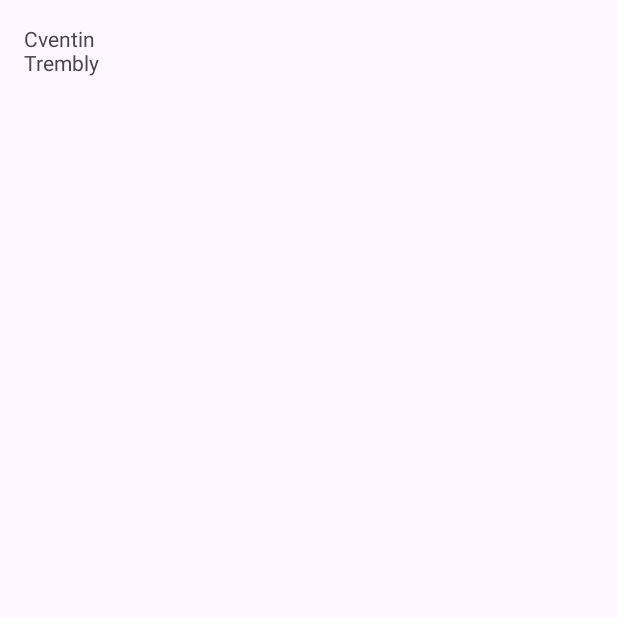
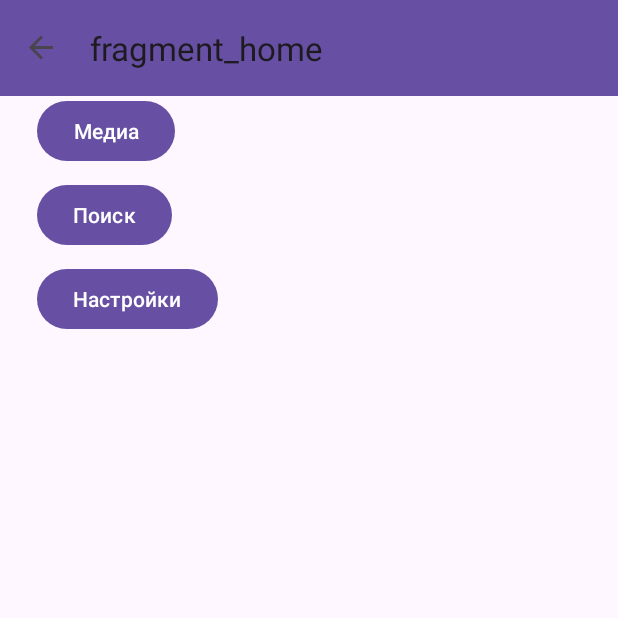
Before and after one commit to M-D-Suttckliffe/MusicNote, an Android app: the screen it shows after launch (MainActivity), on a phone screen of 412 x 824 dp, the top half of it. Before the commit the part shown is almost empty. Run offline under Robolectric (Android 15) with nearby library versions, the phone set to English and light mode, and no system bars; our stand-ins replace navigation-ui.

Commit message:
new: добавление первичной навигации

```diff
--- a/app/build.gradle.kts
+++ b/app/build.gradle.kts
@@ -42,10 +42,12 @@ dependencies {
     implementation(libs.material)
     implementation(libs.androidx.activity)
     implementation(libs.androidx.constraintlayout)
+    implementation(libs.androidx.preference)
     testImplementation(libs.junit)
     androidTestImplementation(libs.androidx.junit)
     androidTestImplementation(libs.androidx.espresso.core)
 
     implementation("androidx.navigation:navigation-fragment-ktx:2.5.2")
     implementation("androidx.navigation:navigation-ui-ktx:2.5.2")
+    implementation ("com.google.android.material:material:1.12.0")
 }
--- a/app/src/main/AndroidManifest.xml
+++ b/app/src/main/AndroidManifest.xml
@@ -1,6 +1,9 @@
 <?xml version="1.0" encoding="utf-8"?>
 <manifest xmlns:android="http://schemas.android.com/apk/res/android"
     xmlns:tools="http://schemas.android.com/tools">
+
+    <uses-permission android:name="android.permission.READ_EXTERNAL_STORAGE" />
+
 
     <application
         android:allowBackup="true"
--- a/app/src/main/java/com/music/musicnote/HomeFragment.kt
+++ b/app/src/main/java/com/music/musicnote/HomeFragment.kt
@@ -1,59 +1,31 @@
 package com.music.musicnote
 
+import android.content.ClipData.Item
 import android.os.Bundle
 import androidx.fragment.app.Fragment
 import android.view.LayoutInflater
 import android.view.View
 import android.view.ViewGroup
+import android.widget.Button
+import androidx.navigation.fragment.findNavController
 
-// TODO: Rename parameter arguments, choose names that match
-// the fragment initialization parameters, e.g. ARG_ITEM_NUMBER
-private const val ARG_PARAM1 = "param1"
-private const val ARG_PARAM2 = "param2"
+class HomeFragment : Fragment() {
 
-/**
- * A simple [Fragment] subclass.
- * Use the [HomeFragment.newInstance] factory method to
- * create an instance of this fragment.
- */
-class HomeFragment : Fragment() {
-    // TODO: Rename and change types of parameters
-    private var param1: String? = null
-    private var param2: String? = null
-
-    override fun onCreate(savedInstanceState: Bundle?) {
-        super.onCreate(savedInstanceState)
-        arguments?.let {
-            param1 = it.getString(ARG_PARAM1)
-            param2 = it.getString(ARG_PARAM2)
-        }
-    }
-
-    override fun onCreateView(
-        inflater: LayoutInflater, container: ViewGroup?,
-        savedInstanceState: Bundle?
-    ): View? {
-        // Inflate the layout for this fragment
+    override fun onCreateView(inflater: LayoutInflater, container: ViewGroup?, savedInstanceState: Bundle?): View? {
         return inflater.inflate(R.layout.fragment_home, container, false)
     }
 
-    companion object {
-        /**
-         * Use this factory method to create a new instance of
-         * this fragment using the provided parameters.
-         *
-         * @param param1 Parameter 1.
-         * @param param2 Parameter 2.
-         * @return A new instance of fragment HomeFragment.
-         */
-        // TODO: Rename and change types and number of parameters
-        @JvmStatic
-        fun newInstance(param1: String, param2: String) =
-            HomeFragment().apply {
-                arguments = Bundle().apply {
-                    putString(ARG_PARAM1, param1)
-                    putString(ARG_PARAM2, param2)
-                }
-            }
+    override fun onViewCreated(view: View, savedInstanceState: Bundle?) {
+        super.onViewCreated(view, savedInstanceState)
+
+        val mediaBtn = view.findViewById<Button>(R.id.mediaButton)
+        val searchBtn = view.findViewById<Button>(R.id.searchButton)
+        val settingsBtn = view.findViewById<Button>(R.id.settingsButton)
+
+        val controller = findNavController()
+
+        mediaBtn.setOnClickListener { controller.navigate(R.id.mediaFragment)}
+        searchBtn.setOnClickListener { controller.navigate(R.id.searchFragment)}
+        settingsBtn.setOnClickListener { controller.navigate(R.id.settingsFragment)}
     }
 }
--- a/app/src/main/java/com/music/musicnote/MainActivity.kt
+++ b/app/src/main/java/com/music/musicnote/MainActivity.kt
@@ -1,20 +1,54 @@
 package com.music.musicnote
 
+import android.content.ContentResolver
+import android.content.Context
+import android.content.pm.PackageManager
+import android.database.Cursor
+import android.net.Uri
+import android.os.Build
 import android.os.Bundle
+import android.view.View
+import android.widget.ArrayAdapter
+import android.widget.Button
+import android.widget.ListView
 import androidx.activity.enableEdgeToEdge
 import androidx.appcompat.app.AppCompatActivity
+import androidx.appcompat.widget.Toolbar
+import androidx.core.app.ActivityCompat
 import androidx.core.view.ViewCompat
 import androidx.core.view.WindowInsetsCompat
+import androidx.drawerlayout.widget.DrawerLayout
+import androidx.navigation.findNavController
+import androidx.navigation.fragment.findNavController
+import androidx.navigation.ui.AppBarConfiguration
+import androidx.navigation.ui.setupActionBarWithNavController
+import androidx.navigation.ui.setupWithNavController
+import com.google.android.material.navigation.NavigationView
+
 
 class MainActivity : AppCompatActivity() {
+
+    private lateinit var appBarConfiguration: AppBarConfiguration
+
     override fun onCreate(savedInstanceState: Bundle?) {
         super.onCreate(savedInstanceState)
-        enableEdgeToEdge()
         setContentView(R.layout.activity_main)
-        ViewCompat.setOnApplyWindowInsetsListener(findViewById(R.id.main)) { v, insets ->
-            val systemBars = insets.getInsets(WindowInsetsCompat.Type.systemBars())
-            v.setPadding(systemBars.left, systemBars.top, systemBars.right, systemBars.bottom)
-            insets
-        }
+
+        val toolbar: Toolbar = findViewById(R.id.toolbar)
+        setSupportActionBar(toolbar)
+        val drawerLayout: DrawerLayout = findViewById(R.id.drawer_layout)
+        val navView: NavigationView = findViewById(R.id.nav_view)
+        val navController = findNavController(R.id.nav_host_fragment)
+
+        appBarConfiguration = AppBarConfiguration(setOf(
+            R.id.nav_media, R.id.nav_search, R.id.nav_settings), drawerLayout)
+        setupActionBarWithNavController(navController, appBarConfiguration)
+        navView.setupWithNavController(navController)
     }
+
+    override fun onSupportNavigateUp(): Boolean {
+        val controller = findNavController(R.id.nav_host_fragment)
+        return controller.navigateUp() || super.onSupportNavigateUp()
+    }
+
 }
--- a/app/src/main/res/layout/activity_main.xml
+++ b/app/src/main/res/layout/activity_main.xml
@@ -1,20 +1,56 @@
 <?xml version="1.0" encoding="utf-8"?>
-<androidx.constraintlayout.widget.ConstraintLayout xmlns:android="http://schemas.android.com/apk/res/android"
+<androidx.drawerlayout.widget.DrawerLayout xmlns:android="http://schemas.android.com/apk/res/android"
     xmlns:app="http://schemas.android.com/apk/res-auto"
     xmlns:tools="http://schemas.android.com/tools"
-    android:id="@+id/main"
+    android:id="@+id/drawer_layout"
     android:layout_width="match_parent"
     android:layout_height="match_parent"
-    tools:context=".MainActivity">
+    android:fitsSystemWindows="true"
+    tools:openDrawer="start">
 
-    <TextView
-        android:layout_width="99dp"
-        android:layout_height="47dp"
-        android:layout_marginTop="16dp"
-        android:text="Cventin Trembly"
-        app:layout_constraintEnd_toEndOf="parent"
-        app:layout_constraintHorizontal_bias="0.051"
-        app:layout_constraintStart_toStartOf="parent"
-        app:layout_constraintTop_toTopOf="parent" />
+    <androidx.constraintlayout.widget.ConstraintLayout
+        android:layout_width="match_parent"
+        android:layout_height="match_parent">
 
-</androidx.constraintlayout.widget.ConstraintLayout>
+        <include
+            layout="@layout/app_bar_home"
+            android:layout_width="match_parent"
+            android:layout_height="match_parent"
+            tools:layout_editor_absoluteX="39dp"
+            tools:layout_editor_absoluteY="84dp" />
+
+        <androidx.constraintlayout.widget.ConstraintLayout
+            android:layout_width="394dp"
+            android:layout_height="642dp"
+            app:layout_constraintBottom_toBottomOf="parent"
+            app:layout_constraintEnd_toEndOf="parent"
+            app:layout_constraintHorizontal_bias="0.47"
+            app:layout_constraintStart_toStartOf="parent"
+            app:layout_constraintTop_toTopOf="parent"
+            app:layout_constraintVertical_bias="0.26">
+
+            <fragment
+                android:id="@+id/nav_host_fragment"
+                android:name="androidx.navigation.fragment.NavHostFragment"
+                android:layout_width="match_parent"
+                android:layout_height="match_parent"
+                app:defaultNavHost="true"
+                app:layout_constraintBottom_toBottomOf="parent"
+                app:layout_constraintEnd_toEndOf="parent"
+                app:layout_constraintStart_toStartOf="parent"
+                app:layout_constraintTop_toTopOf="parent"
+                app:navGraph="@navigation/home_nav" />
+        </androidx.constraintlayout.widget.ConstraintLayout>
+
+    </androidx.constraintlayout.widget.ConstraintLayout>
+
+        <com.google.android.material.navigation.NavigationView
+        android:id="@+id/nav_view"
+        android:layout_width="wrap_content"
+        android:layout_height="match_parent"
+        android:layout_gravity="start"
+        android:fitsSystemWindows="true"
+        app:headerLayout="@layout/nav_header_home"
+        app:menu="@menu/drawer_menu" />
+
+</androidx.drawerlayout.widget.DrawerLayout>
--- /dev/null
+++ b/app/src/main/res/layout/app_bar_home.xml
@@ -0,0 +1,21 @@
+<?xml version="1.0" encoding="utf-8"?>
+<androidx.constraintlayout.widget.ConstraintLayout xmlns:android="http://schemas.android.com/apk/res/android"
+    xmlns:app="http://schemas.android.com/apk/res-auto"
+    xmlns:tools="http://schemas.android.com/tools"
+    android:layout_width="match_parent"
+    android:layout_height="match_parent"
+    tools:context=".MainActivity">
+
+    <com.google.android.material.appbar.AppBarLayout
+        android:layout_width="match_parent"
+        android:layout_height="wrap_content"
+        app:layout_constraintTop_toTopOf="parent">
+
+        <androidx.appcompat.widget.Toolbar
+            android:id="@+id/toolbar"
+            android:layout_width="match_parent"
+            android:layout_height="?attr/actionBarSize"
+            android:background="?attr/colorPrimary" />
+    </com.google.android.material.appbar.AppBarLayout>
+
+</androidx.constraintlayout.widget.ConstraintLayout>
--- a/app/src/main/res/layout/fragment_home.xml
+++ b/app/src/main/res/layout/fragment_home.xml
@@ -1,14 +1,38 @@
 <?xml version="1.0" encoding="utf-8"?>
-<FrameLayout xmlns:android="http://schemas.android.com/apk/res/android"
+<androidx.constraintlayout.widget.ConstraintLayout xmlns:android="http://schemas.android.com/apk/res/android"
+    xmlns:app="http://schemas.android.com/apk/res-auto"
     xmlns:tools="http://schemas.android.com/tools"
+    android:id="@+id/homeFrameLayout"
     android:layout_width="match_parent"
     android:layout_height="match_parent"
     tools:context=".HomeFragment">
 
-    <!-- TODO: Update blank fragment layout -->
-    <TextView
-        android:layout_width="match_parent"
-        android:layout_height="match_parent"
-        android:text="@string/hello_blank_fragment" />
+    <Button
+        android:id="@+id/mediaButton"
+        android:layout_width="wrap_content"
+        android:layout_height="wrap_content"
+        android:layout_marginStart="16dp"
+        android:layout_marginTop="16dp"
+        android:text="Медиа"
+        app:layout_constraintStart_toStartOf="parent"
+        app:layout_constraintTop_toTopOf="parent" />
 
-</FrameLayout>
+    <Button
+        android:id="@+id/settingsButton"
+        android:layout_width="wrap_content"
+        android:layout_height="wrap_content"
+        android:layout_marginTop="8dp"
+        android:text="Настройки"
+        app:layout_constraintStart_toStartOf="@+id/searchButton"
+        app:layout_constraintTop_toBottomOf="@+id/searchButton" />
+
+    <Button
+        android:id="@+id/searchButton"
+        android:layout_width="wrap_content"
+        android:layout_height="wrap_content"
+        android:layout_marginTop="8dp"
+        android:text="Поиск"
+        app:layout_constraintStart_toStartOf="@+id/mediaButton"
+        app:layout_constraintTop_toBottomOf="@+id/mediaButton" />
+
+</androidx.constraintlayout.widget.ConstraintLayout>
--- /dev/null
+++ b/app/src/main/res/menu/drawer_menu.xml
@@ -0,0 +1,16 @@
+<?xml version="1.0" encoding="utf-8"?>
+<menu xmlns:android="http://schemas.android.com/apk/res/android"
+    xmlns:tools="http://schemas.android.com/tools"
+    tools:showIn="navigation_view">
+    <group android:checkableBehavior="single">
+        <item
+            android:id="@+id/nav_media"
+            android:title="Медиа" />
+        <item
+            android:id="@+id/nav_search"
+            android:title="Поиск" />
+        <item
+            android:id="@+id/nav_settings"
+            android:title="Настройки" />
+    </group>
+</menu>
--- /dev/null
+++ b/app/src/main/res/navigation/home_nav.xml
@@ -0,0 +1,38 @@
+<?xml version="1.0" encoding="utf-8"?>
+<navigation xmlns:android="http://schemas.android.com/apk/res/android"
+    xmlns:app="http://schemas.android.com/apk/res-auto"
+    xmlns:tools="http://schemas.android.com/tools"
+    android:id="@+id/home_nav"
+    app:startDestination="@id/homeFragment">
+
+    <fragment
+        android:id="@+id/homeFragment"
+        android:name="com.music.musicnote.HomeFragment"
+        android:label="fragment_home"
+        tools:layout="@layout/fragment_home" >
+        <action
+            android:id="@+id/action_homeFragment_to_settingsFragment"
+            app:destination="@id/settingsFragment" />
+        <action
+            android:id="@+id/action_homeFragment_to_mediaFragment"
+            app:destination="@id/mediaFragment" />
+        <action
+            android:id="@+id/action_homeFragment_to_searchFragment"
+            app:destination="@id/searchFragment" />
+    </fragment>
+    <fragment
+        android:id="@+id/mediaFragment"
+        android:name="com.music.musicnote.MediaFragment"
+        android:label="fragment_media"
+        tools:layout="@layout/fragment_media" />
+    <fragment
+        android:id="@+id/settingsFragment"
+        android:name="com.music.musicnote.SettingsFragment"
+        android:label="fragment_settings"
+        tools:layout="@layout/fragment_settings" />
+    <fragment
+        android:id="@+id/searchFragment"
+        android:name="com.music.musicnote.SearchFragment"
+        android:label="fragment_search"
+        tools:layout="@layout/fragment_search" />
+</navigation>
--- a/gradle/libs.versions.toml
+++ b/gradle/libs.versions.toml
@@ -9,6 +9,7 @@ appcompat = "1.7.0"
 material = "1.12.0"
 activity = "1.10.1"
 constraintlayout = "2.2.1"
+preference = "1.2.0"
 
 [libraries]
 androidx-core-ktx = { group = "androidx.core", name = "core-ktx", version.ref = "coreKtx" }
@@ -19,6 +20,7 @@ androidx-appcompat = { group = "androidx.appcompat", name = "appcompat", version
 material = { group = "com.google.android.material", name = "material", version.ref = "material" }
 androidx-activity = { group = "androidx.activity", name = "activity", version.ref = "activity" }
 androidx-constraintlayout = { group = "androidx.constraintlayout", name = "constraintlayout", version.ref = "constraintlayout" }
+androidx-preference = { group = "androidx.preference", name = "preference", version.ref = "preference" }
 
 [plugins]
 android-application = { id = "com.android.application", version.ref = "agp" }
```
Also changed, not shown: app/src/main/java/com/music/musicnote/MediaFragment.kt (added, +18 -0 lines), app/src/main/java/com/music/musicnote/SearchFragment.kt (added, +14 -0 lines), app/src/main/java/com/music/musicnote/SettingsFragment.kt (added, +16 -0 lines), app/src/main/res/layout/fragment_media.xml (added, +55 -0 lines), app/src/main/res/layout/fragment_search.xml (added, +31 -0 lines), app/src/main/res/layout/fragment_settings.xml (added, +19 -0 lines), app/src/main/res/layout/nav_header_home.xml (added, +15 -0 lines), app/src/main/res/values/arrays.xml (added, +12 -0 lines), app/src/main/res/values/strings.xml (+14 -0 lines), app/src/main/res/xml/root_preferences.xml (added, +30 -0 lines).
